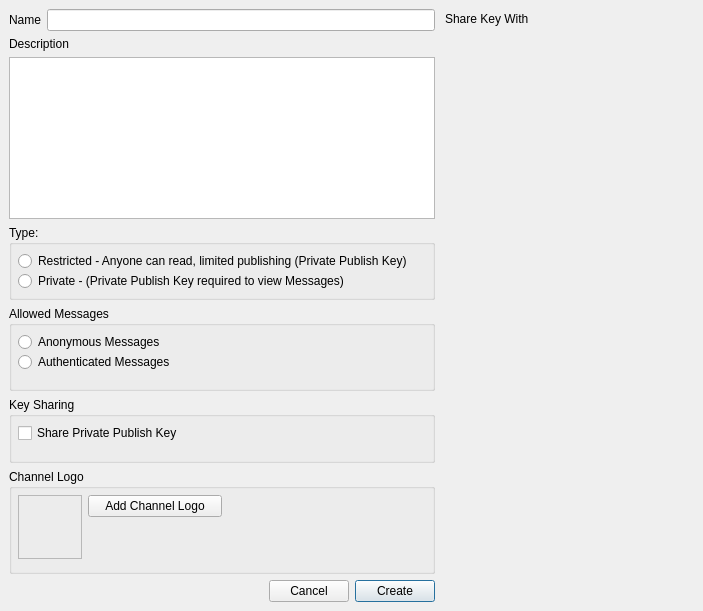
Old version of the form retroshare-gui/src/gui/channels/CreateChannel.ui in the repository RetroShare/RetroShare.
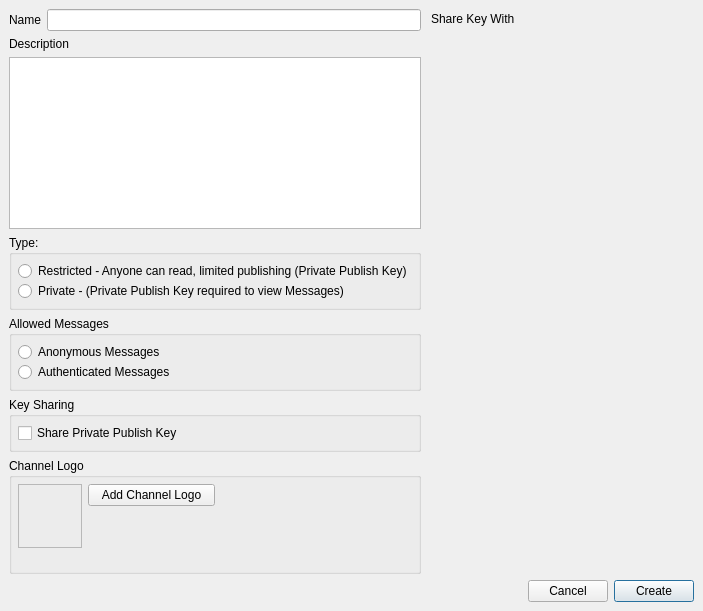
New version of the form. Icons and pictures are not drawn. Custom widgets are drawn as their Qt base class.

Commit message: move the Buttons to end of the right side, when the Contacts dockwidget is enabled.

```diff
--- a/retroshare-gui/src/gui/channels/CreateChannel.ui
+++ b/retroshare-gui/src/gui/channels/CreateChannel.ui
@@ -29,8 +29,8 @@
    </item>
    <item>
     <widget class="QFrame" name="frame">
-     <layout class="QGridLayout" name="gridLayout_5">
-      <item row="0" column="0" colspan="3">
+     <layout class="QGridLayout" name="gridLayout_3">
+      <item row="0" column="0">
        <layout class="QHBoxLayout" name="horizontalLayout">
         <item>
          <widget class="QLabel" name="label">
@@ -44,7 +44,7 @@
         </item>
        </layout>
       </item>
-      <item row="0" column="3" rowspan="7">
+      <item row="0" column="1" rowspan="6">
        <widget class="QDockWidget" name="contactsdockWidget">
         <property name="enabled">
          <bool>true</bool>
@@ -131,7 +131,7 @@
         </widget>
        </widget>
       </item>
-      <item row="1" column="0" colspan="3">
+      <item row="1" column="0">
        <layout class="QVBoxLayout">
         <item>
          <widget class="QLabel" name="label_5">
@@ -145,7 +145,7 @@
         </item>
        </layout>
       </item>
-      <item row="2" column="0" colspan="3">
+      <item row="2" column="0">
        <widget class="QGroupBox" name="tyoeGroupBox">
         <property name="title">
          <string>Type:</string>
@@ -174,7 +174,7 @@
         </layout>
        </widget>
       </item>
-      <item row="3" column="0" colspan="3">
+      <item row="3" column="0">
        <widget class="QGroupBox" name="msgGroupBox">
         <property name="title">
          <string>Allowed Messages</string>
@@ -200,23 +200,10 @@
            </property>
           </widget>
          </item>
-         <item>
-          <spacer name="verticalSpacer_2">
-           <property name="orientation">
-            <enum>Qt::Vertical</enum>
-           </property>
-           <property name="sizeHint" stdset="0">
-            <size>
-             <width>20</width>
-             <height>40</height>
-            </size>
-           </property>
-          </spacer>
-         </item>
         </layout>
        </widget>
       </item>
-      <item row="4" column="0" colspan="3">
+      <item row="4" column="0">
        <widget class="QGroupBox" name="msgGroupBox_2">
         <property name="title">
          <string>Key Sharing</string>
@@ -238,23 +225,10 @@
            </property>
           </widget>
          </item>
-         <item>
-          <spacer name="verticalSpacer_3">
-           <property name="orientation">
-            <enum>Qt::Vertical</enum>
-           </property>
-           <property name="sizeHint" stdset="0">
-            <size>
-             <width>20</width>
-             <height>40</height>
-            </size>
-           </property>
-          </spacer>
-         </item>
         </layout>
        </widget>
       </item>
-      <item row="5" column="0" colspan="3">
+      <item row="5" column="0">
        <widget class="QGroupBox" name="groupBoxLogo">
         <property name="title">
          <string>Channel Logo</string>
@@ -360,7 +334,9 @@
         </layout>
        </widget>
       </item>
-      <item row="6" column="0">
+      <item row="6" column="0" colspan="2">
+       <layout class="QGridLayout" name="gridLayout">
+        <item row="0" column="0">
        <spacer>
         <property name="orientation">
          <enum>Qt::Horizontal</enum>
@@ -373,14 +349,14 @@
         </property>
        </spacer>
       </item>
-      <item row="6" column="1">
+        <item row="0" column="1">
        <widget class="QPushButton" name="cancelButton">
         <property name="text">
          <string>Cancel</string>
         </property>
        </widget>
       </item>
-      <item row="6" column="2">
+        <item row="0" column="2">
        <widget class="QPushButton" name="createButton">
         <property name="text">
          <string>Create</string>
@@ -389,6 +365,8 @@
          <bool>true</bool>
         </property>
        </widget>
+        </item>
+       </layout>
       </item>
      </layout>
     </widget>
```
Lines whose indentation alone changed are shown as unchanged. The commit also changes 1 other file.
